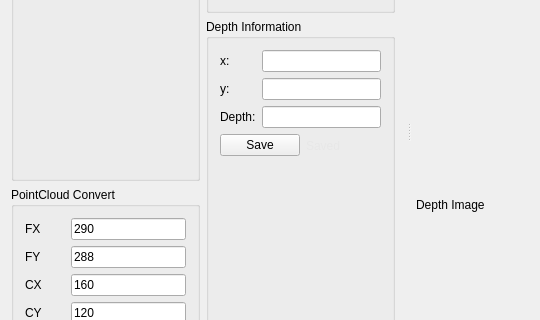
Before: the Qt Designer form SmartEye/SmartEye/smarteye.ui in SHU3DVision/SmartEye, drawn with Qt 5; both pictures show x 0 to 540 and y 237 to 557 of the 912 by 741 pixel window.
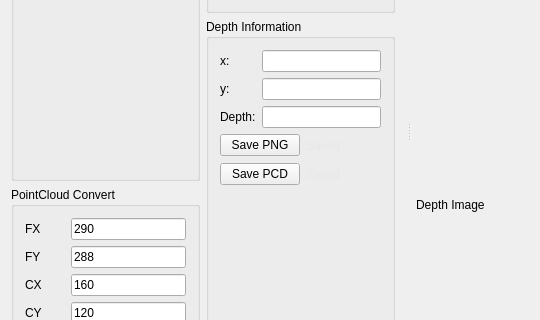
After: the same form once the commit is applied. Icons and pictures are not drawn. Custom widgets are drawn as their Qt base class.

The edit to the form file:
```diff
--- a/SmartEye/SmartEye/smarteye.ui
+++ b/SmartEye/SmartEye/smarteye.ui
@@ -426,7 +426,7 @@
            <item>
             <widget class="QPushButton" name="Savebutton">
              <property name="text">
-              <string>Save</string>
+              <string>Save PNG</string>
              </property>
             </widget>
            </item>
@@ -448,6 +448,36 @@
            </item>
           </layout>
          </item>
+         <item>
+          <layout class="QHBoxLayout" name="horizontalLayout">
+           <property name="topMargin">
+            <number>0</number>
+           </property>
+           <item>
+            <widget class="QPushButton" name="savePcdButton">
+             <property name="text">
+              <string>Save PCD</string>
+             </property>
+            </widget>
+           </item>
+           <item>
+            <widget class="QLabel" name="savePCDStateLable">
+             <property name="minimumSize">
+              <size>
+               <width>75</width>
+               <height>23</height>
+              </size>
+             </property>
+             <property name="styleSheet">
+              <string notr="true">color: rgb(231, 231, 231);</string>
+             </property>
+             <property name="text">
+              <string>Saved</string>
+             </property>
+            </widget>
+           </item>
+          </layout>
+         </item>
          <item>
           <spacer name="verticalSpacer_2">
            <property name="orientation">
```
